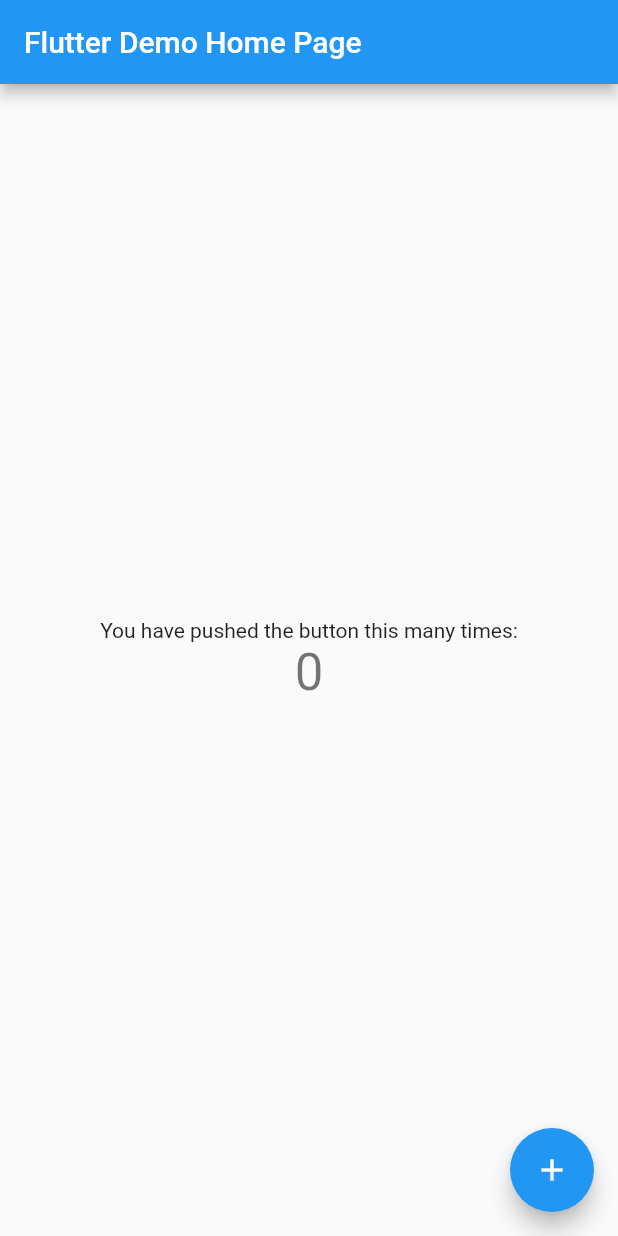
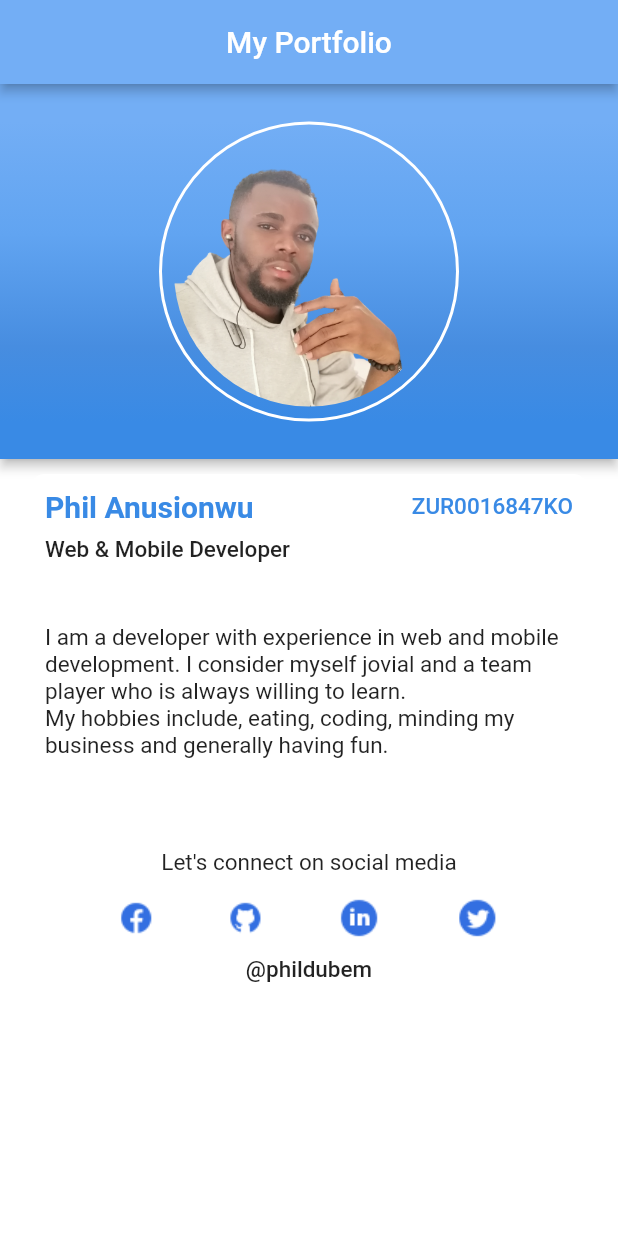
Before and after one commit to phildubem/I4G-Flutter-1.1, a Flutter app: the screen it shows after launch, on a phone screen of 412 x 824 dp. Run offline on Flutter 3.47's test engine with Material 2 defaults, Android fonts, the phone set to English and light mode, and no system bars.

Commit message:
Second Commit

```diff
--- a/lib/main.dart
+++ b/lib/main.dart
@@ -1,113 +1,209 @@
 import 'package:flutter/material.dart';
 
 void main() {
-  runApp(MyApp());
+  runApp(PortfolioApp());
 }
 
-class MyApp extends StatelessWidget {
-  // This widget is the root of your application.
-  @override
-  Widget build(BuildContext context) {
-    return MaterialApp(
-      title: 'Flutter Demo',
-      theme: ThemeData(
-        // This is the theme of your application.
-        //
-        // Try running your application with "flutter run". You'll see the
-        // application has a blue toolbar. Then, without quitting the app, try
-        // changing the primarySwatch below to Colors.green and then invoke
-        // "hot reload" (press "r" in the console where you ran "flutter run",
-        // or simply save your changes to "hot reload" in a Flutter IDE).
-        // Notice that the counter didn't reset back to zero; the application
-        // is not restarted.
-        primarySwatch: Colors.blue,
-      ),
-      home: MyHomePage(title: 'Flutter Demo Home Page'),
-    );
-  }
-}
-
-class MyHomePage extends StatefulWidget {
-  MyHomePage({Key key, this.title}) : super(key: key);
-
-  // This widget is the home page of your application. It is stateful, meaning
-  // that it has a State object (defined below) that contains fields that affect
-  // how it looks.
-
-  // This class is the configuration for the state. It holds the values (in this
-  // case the title) provided by the parent (in this case the App widget) and
-  // used by the build method of the State. Fields in a Widget subclass are
-  // always marked "final".
-
-  final String title;
-
-  @override
-  _MyHomePageState createState() => _MyHomePageState();
-}
-
-class _MyHomePageState extends State<MyHomePage> {
-  int _counter = 0;
-
-  void _incrementCounter() {
-    setState(() {
-      // This call to setState tells the Flutter framework that something has
-      // changed in this State, which causes it to rerun the build method below
-      // so that the display can reflect the updated values. If we changed
-      // _counter without calling setState(), then the build method would not be
-      // called again, and so nothing would appear to happen.
-      _counter++;
-    });
-  }
+class PortfolioApp extends StatelessWidget {
 
   @override
   Widget build(BuildContext context) {
-    // This method is rerun every time setState is called, for instance as done
-    // by the _incrementCounter method above.
-    //
-    // The Flutter framework has been optimized to make rerunning build methods
-    // fast, so that you can just rebuild anything that needs updating rather
-    // than having to individually change instances of widgets.
-    return Scaffold(
+
+   //var media = MediaQuery.of(context);
+
+    return MaterialApp(
+      debugShowCheckedModeBanner: false,
+      home: Scaffold(
+        backgroundColor:  Colors.white.withOpacity(0.95),
         appBar: AppBar(
-        // Here we take the value from the MyHomePage object that was created by
-        // the App.build method, and use it to set our appbar title.
-        title: Text(widget.title),
+          elevation: 3.0,
+          backgroundColor: Color(0xFF73AEF5),
+          title:  Text(
+            'My Portfolio',
+            textDirection: TextDirection.ltr,
           ),
-      body: Center(
-        // Center is a layout widget. It takes a single child and positions it
-        // in the middle of the parent.
+          centerTitle: true,
+        ),
+
+       body: SingleChildScrollView(
          child: Column(
-          // Column is also a layout widget. It takes a list of children and
-          // arranges them vertically. By default, it sizes itself to fit its
-          // children horizontally, and tries to be as tall as its parent.
-          //
-          // Invoke "debug painting" (press "p" in the console, choose the
-          // "Toggle Debug Paint" action from the Flutter Inspector in Android
-          // Studio, or the "Toggle Debug Paint" command in Visual Studio Code)
-          // to see the wireframe for each widget.
-          //
-          // Column has various properties to control how it sizes itself and
-          // how it positions its children. Here we use mainAxisAlignment to
-          // center the children vertically; the main axis here is the vertical
-          // axis because Columns are vertical (the cross axis would be
-          // horizontal).
-          mainAxisAlignment: MainAxisAlignment.center,
-          children: <Widget>[
-            Text(
-              'You have pushed the button this many times:',
+           children: [
+             Material(
+               elevation: 3.0,
+               child: Container(
+                 height: 250,
+                 decoration: BoxDecoration(
+                   gradient: LinearGradient(
+                     begin: Alignment.topCenter,
+                     end: Alignment.bottomCenter,
+                     colors: [
+                       Color(0xFF73AEF5),
+                       Color(0xFF61A4F1),
+                       Color(0xFF478DE0),
+                       Color(0xFF398AE5),
+                     ],
+                     stops: [0.1, 0.4, 0.7, 0.9],
                    ),
-            Text(
-              '$_counter',
-              style: Theme.of(context).textTheme.headline4,
+                 ),
+                 child: Center(
+                   child: Container(
+                     height: 200,
+                     width: 200,
+                     decoration: BoxDecoration(
+                       borderRadius: BorderRadius.circular(100),
+                       border: Border.all(
+                           width: 2.0, color: Colors.white
+                       ),
+                     ),
+                     child: Center(
+                       child: Container(
+                         height: 180,
+                         width: 180,
+                         decoration: BoxDecoration(
+                           image: DecorationImage (
+                             image:  AssetImage('assets/images/avi.png'),
+                               fit: BoxFit.cover
+                           ),
+                             borderRadius: BorderRadius.circular(100),
+                             color: Colors.transparent
+                         ),
+                       ),
+                     ),
+                   ),
+                 ),
+               ),
+             ),
+
+           Padding(
+             padding: const EdgeInsets.all(10.0),
+             child: Column(
+               children: [
+                 Container(
+                   margin: EdgeInsets.fromLTRB(10, 0, 10, 0),
+                   height: 80,
+                   width: double.infinity,
+                   decoration: BoxDecoration(
+                       borderRadius: BorderRadius.circular(10),
+                       color: Colors.white
+                   ),
+                   child: Padding(
+                     padding: const EdgeInsets.all(10),
+                     child: Column(
+                       mainAxisAlignment: MainAxisAlignment.start,
+                       crossAxisAlignment: CrossAxisAlignment.start,
+                       children: [
+                         Row(
+                           mainAxisAlignment: MainAxisAlignment.spaceBetween,
+                           children: [
+                             Text('Phil Anusionwu',
+                               style: TextStyle(
+                                 fontSize: 20,
+                                 fontWeight: FontWeight.w700,
+                                 color: Color(0xFF398AE5),
+                               ),),
+                             Text('ZUR0016847KO',
+                               style: TextStyle(
+                                 fontSize: 15,
+                                 fontWeight: FontWeight.w500,
+                                 color: Color(0xFF398AE5),
+                               ),),
+                           ],
+                         ),
+                         SizedBox(height: 8),
+                         Text('Web & Mobile Developer',
+                           style: TextStyle(
+                             fontSize: 15,
+                             fontWeight: FontWeight.w500,
+                           ),),
+                       ],
+                     ),
+                   ),
+                 ),
+                 SizedBox(height: 10),
+                 Container(
+                   margin: EdgeInsets.fromLTRB(10, 0, 10, 0),
+                   height: 140,
+                   width: double.infinity,
+                   decoration: BoxDecoration(
+                       borderRadius: BorderRadius.circular(10),
+                       color: Colors.white
+                   ),
+                   child: Padding(
+                     padding: const EdgeInsets.all(10),
+                     child: Column(
+                       mainAxisAlignment: MainAxisAlignment.start,
+                       crossAxisAlignment: CrossAxisAlignment.start,
+                       children: [
+                         Text('I am a developer with experience in web and mobile development. I consider myself jovial and a team player who is always willing to learn.\nMy hobbies include, eating, coding, minding my business and generally having fun.',
+                           style: TextStyle(
+                             fontSize: 15,
+                           ),),
+                       ],
+                     ),
+                   ),
+                 ),
+                 SizedBox(height: 10),
+                 Container(
+                   margin: EdgeInsets.fromLTRB(10, 0, 10, 0),
+                   height: 115,
+                   width: double.infinity,
+                   decoration: BoxDecoration(
+                       borderRadius: BorderRadius.circular(10),
+                       color: Colors.white
+                   ),
+                   child: Padding(
+                     padding: const EdgeInsets.all(10),
+                     child: Column(
+                       mainAxisAlignment: MainAxisAlignment.start,
+                       crossAxisAlignment: CrossAxisAlignment.start,
+                       children: [
+                         Center(
+                           child: Text('Let\'s connect on social media',
+                             style: TextStyle(
+                               fontSize: 15,
+                             ),),
+                         ),
+                         SizedBox(height: 13),
+                         Row(
+                           mainAxisAlignment: MainAxisAlignment.spaceEvenly,
+                           children: [
+                             Image(
+                               image: AssetImage('assets/images/fb.png'),
+                             ),
+                             Image(
+                               image: AssetImage('assets/images/github.png'),
+                             ),
+                             Image(
+                               image: AssetImage('assets/images/linked.png'),
+                             ),
+                             Image(
+                               image: AssetImage('assets/images/tweet.png'),
+                             ),
+                           ],
+                         ),
+                         SizedBox(height: 10),
+                         Center(
+                           child: Text('@phildubem',
+                             style: TextStyle(
+                               fontSize: 15,
+                               fontWeight: FontWeight.w500,
+
+                             ),),
                          ),
                        ],
                      ),
                    ),
-      floatingActionButton: FloatingActionButton(
-        onPressed: _incrementCounter,
-        tooltip: 'Increment',
-        child: Icon(Icons.add),
-      ), // This trailing comma makes auto-formatting nicer for build methods.
+                 ),
+               ],
+             ),
+           ),
+
+           ],
+         ),
+
+
+      ),
+      ),
     );
   }
 }
--- a/pubspec.yaml
+++ b/pubspec.yaml
@@ -45,7 +45,8 @@ flutter:
   uses-material-design: true
 
   # To add assets to your application, add an assets section, like this:
-  # assets:
+  assets:
+      - assets/images/
   #   - images/a_dot_burr.jpeg
   #   - images/a_dot_ham.jpeg
 
@@ -60,6 +61,7 @@ flutter:
   # "family" key with the font family name, and a "fonts" key with a
   # list giving the asset and other descriptors for the font. For
   # example:
+
   # fonts:
   #   - family: Schyler
   #     fonts:
```
Also changed, not shown: assets/fonts/Poppins-Black.ttf (added), assets/fonts/Poppins-ExtraLight.ttf (added), assets/fonts/Poppins-Regular.ttf (added), assets/fonts/Poppins-Thin.ttf (added), assets/images/avi.png (added), assets/images/fb.png (added), assets/images/github.png (added), assets/images/linked.png (added), assets/images/tweet.png (added), 1 other file. Lines whose indentation alone changed are shown as unchanged.
